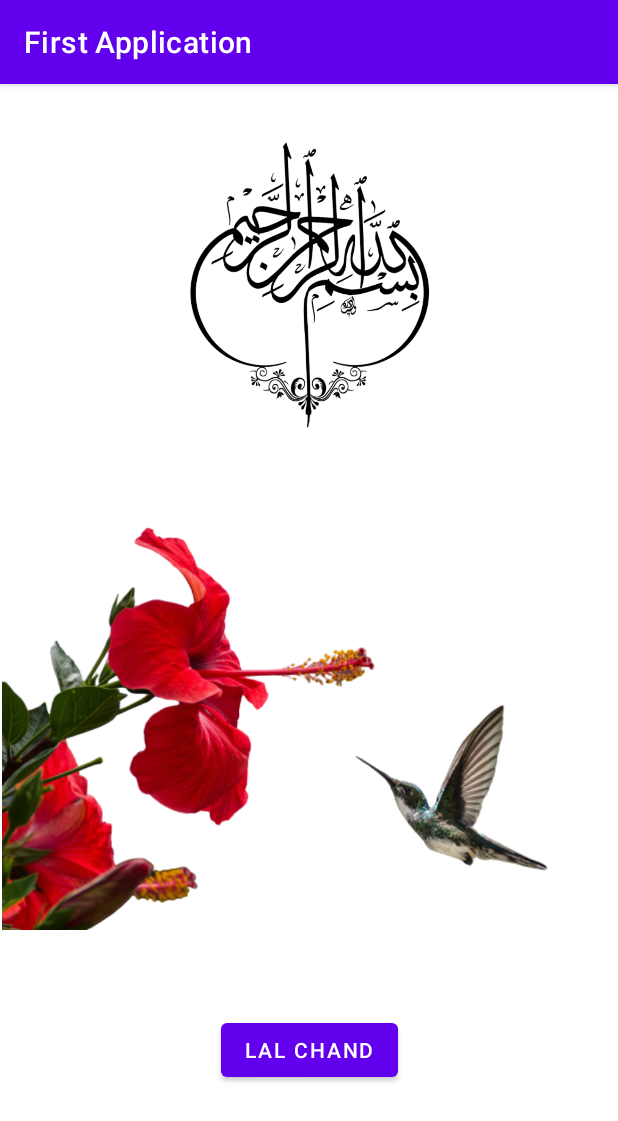
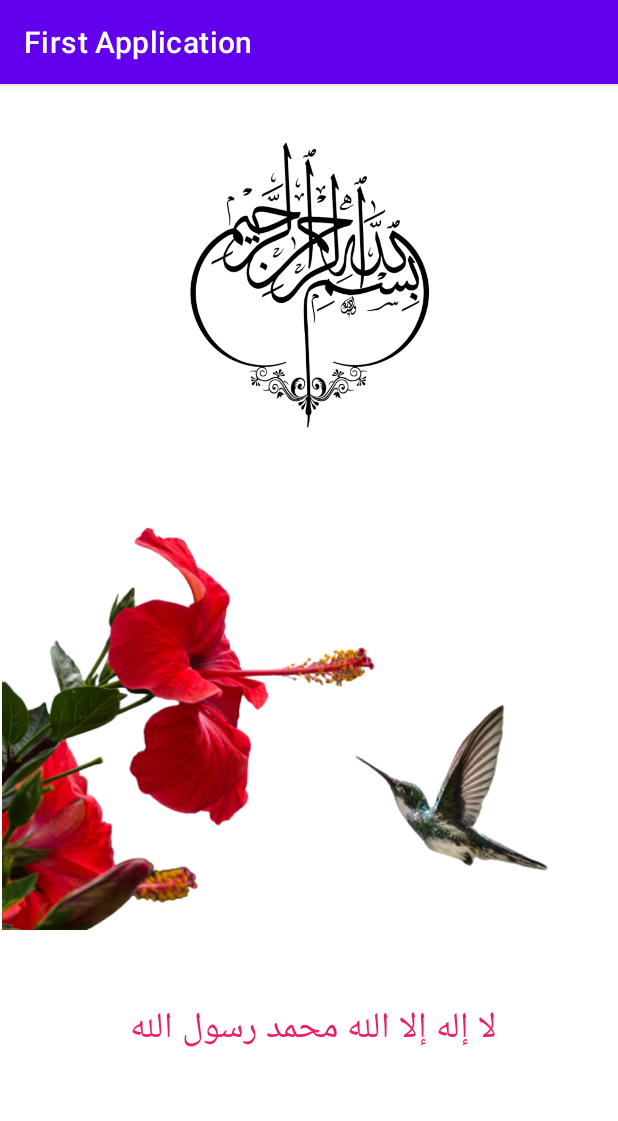
Before and after one commit to bsef19a507/Mobile_Computing_App_01, an Android app: the screen it shows after launch (MainActivity), on a phone screen of 412 x 824 dp. Shown: the top 1121 px of the screen. Run offline under Robolectric (Android 15) with nearby library versions, the phone set to English and light mode, and no system bars.

Commit message:
App version 0.2

```diff
--- a/App_v01/FirstApplication/app/src/main/res/layout/activity_main.xml
+++ b/App_v01/FirstApplication/app/src/main/res/layout/activity_main.xml
@@ -27,14 +27,18 @@
         app:layout_constraintTop_toBottomOf="@+id/imageView"
         app:srcCompat="@drawable/flowers" />
 
-    <Button
-        android:id="@+id/button"
+    <TextView
+        android:id="@+id/textView"
         android:layout_width="wrap_content"
         android:layout_height="wrap_content"
-        android:layout_marginBottom="100dp"
-        android:onClick="showNow"
-        android:text="LAL CHAND"
+        android:layout_marginBottom="80dp"
+        android:background="#FFFFFF"
+        android:text="لا إله إلا الله محمد رسول الله "
+        android:textColor="#E91E63"
+        android:textSize="24sp"
         app:layout_constraintBottom_toBottomOf="parent"
         app:layout_constraintEnd_toEndOf="parent"
-        app:layout_constraintStart_toStartOf="parent" />
+        app:layout_constraintStart_toStartOf="parent"
+        app:layout_constraintTop_toBottomOf="@+id/imageView2" />
+
 </androidx.constraintlayout.widget.ConstraintLayout>
```
Also changed, not shown: 1 other file.
